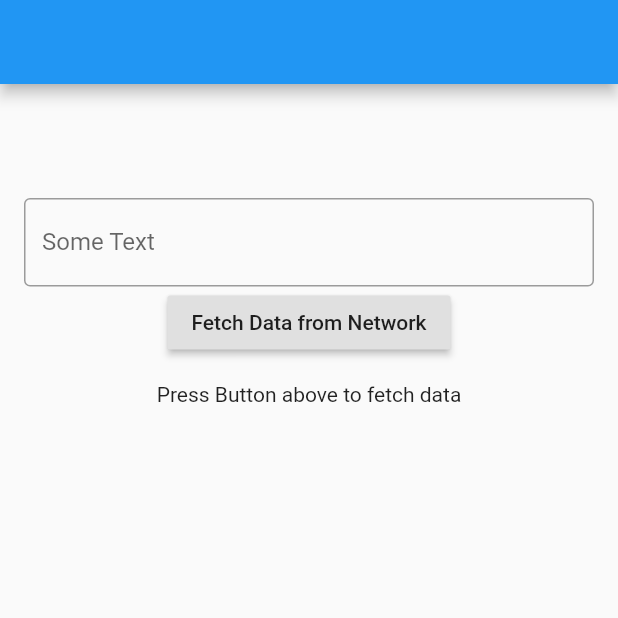
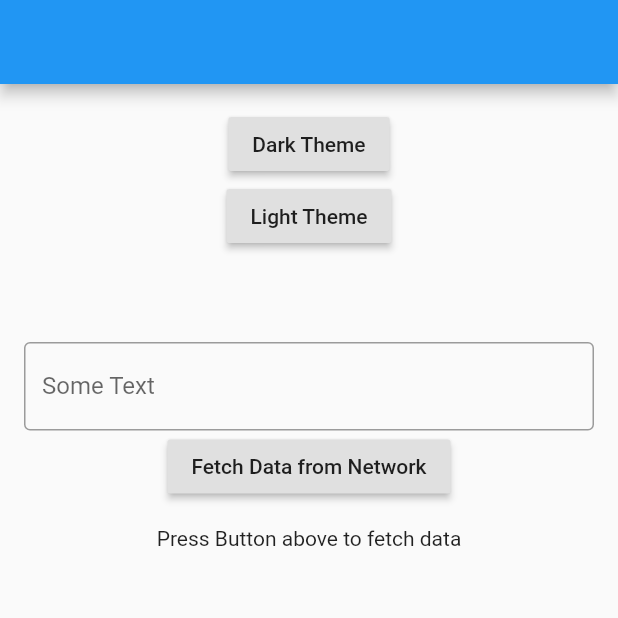
Before and after one commit to lv-kit/flutter_provider_sample, a Flutter app: the screen it shows after launch, on a phone screen of 412 x 824 dp, the top half of it. Run offline on Flutter 3.47's test engine with Material 2 defaults, Android fonts, the phone set to English and light mode, and no system bars.

Commit message:
add dynamic theme

```diff
--- a/lib/main.dart
+++ b/lib/main.dart
@@ -1,20 +1,30 @@
 import 'package:flutter/material.dart';
 import 'package:provider/provider.dart';
-import 'package:provider_test/app_state.dart';
 import 'package:provider_test/text_display.dart';
 import 'package:provider_test/response_display.dart';
 import 'package:provider_test/text_edit_widget.dart';
+import 'package:provider_test/providers/app_state.dart';
+import 'package:provider_test/providers/theme_state.dart';
 
-void main() => runApp(MyApp());
+void main() => runApp(App());
+
+class App extends StatelessWidget {
+  @override
+  Widget build(BuildContext context) {
+    return ChangeNotifierProvider<ThemeState>(
+      builder: (_) => ThemeState(ThemeData.light()),
+      child: MyApp(),
+    );
+  }
+}
 
 class MyApp extends StatelessWidget {
   @override
   Widget build(BuildContext context) {
+    final theme = Provider.of<ThemeState>(context);
     return MaterialApp(
       title: 'Flutter Demo',
-      theme: ThemeData(
-        primarySwatch: Colors.blue,
-      ),
+      theme: theme.getTheme(),
       home: ChangeNotifierProvider<AppState>(
         builder: (_) => AppState(),
         child: MyHomePage(),
@@ -34,6 +44,7 @@ class _MyHomePageState extends State<MyHomePage> {
   @override
   Widget build(BuildContext context) {
     final appState = Provider.of<AppState>(context);
+    ThemeState _themeState = Provider.of<ThemeState>(context);
 
     return Scaffold(
       appBar: AppBar(),
@@ -43,6 +54,18 @@ class _MyHomePageState extends State<MyHomePage> {
           child: Center(
             child: Column(
               children: <Widget>[
+                RaisedButton(
+                  onPressed: () => _themeState.setTheme(ThemeData.dark()),
+                  child: Text(
+                    "Dark Theme"
+                  ),
+                ),
+                RaisedButton(
+                  onPressed: () => _themeState.setTheme(ThemeData.light()),
+                  child: Text(
+                      "Light Theme"
+                  ),
+                ),
                 TextDisplay(),
                 TextEditWidget(),
                 RaisedButton(
--- a/lib/app_state.dart
+++ b/lib/providers/app_state.dart
@@ -7,16 +7,16 @@ class AppState extends ChangeNotifier {
 
   AppState();
 
-  String _dislayText = "";
+  String _displayText = "";
   String _jsonResponse = "";
   bool _isFetching = false;
 
   void setDisplayText(String text) {
-    _dislayText = text;
+    _displayText = text;
     notifyListeners();
   }
 
-  String get getDisplayText => _dislayText;
+  String get getDisplayText => _displayText;
 
   bool get isFetching => _isFetching;
 
--- /dev/null
+++ b/lib/providers/theme_state.dart
@@ -0,0 +1,14 @@
+import 'package:flutter/material.dart';
+
+class ThemeState extends ChangeNotifier {
+  ThemeData _themeData;
+
+  ThemeState(this._themeData);
+
+  getTheme() => _themeData;
+
+  setTheme(ThemeData theme) {
+    _themeData = theme;
+    notifyListeners();
+  }
+}
--- a/lib/response_display.dart
+++ b/lib/response_display.dart
@@ -1,6 +1,6 @@
 import 'package:flutter/material.dart';
 import 'package:provider/provider.dart';
-import 'package:provider_test/app_state.dart';
+import 'package:provider_test/providers/app_state.dart';
 
 class ResponseDisplay extends StatelessWidget {
   @override
--- a/lib/text_display.dart
+++ b/lib/text_display.dart
@@ -1,6 +1,6 @@
 import 'package:flutter/material.dart';
 import 'package:provider/provider.dart';
-import 'package:provider_test/app_state.dart';
+import 'package:provider_test/providers/app_state.dart';
 
 class TextDisplay extends StatelessWidget {
   @override
--- a/lib/text_edit_widget.dart
+++ b/lib/text_edit_widget.dart
@@ -1,6 +1,6 @@
 import 'package:flutter/material.dart';
 import 'package:provider/provider.dart';
-import 'package:provider_test/app_state.dart';
+import 'package:provider_test/providers/app_state.dart';
 
 class TextEditWidget extends StatefulWidget {
   @override
```
